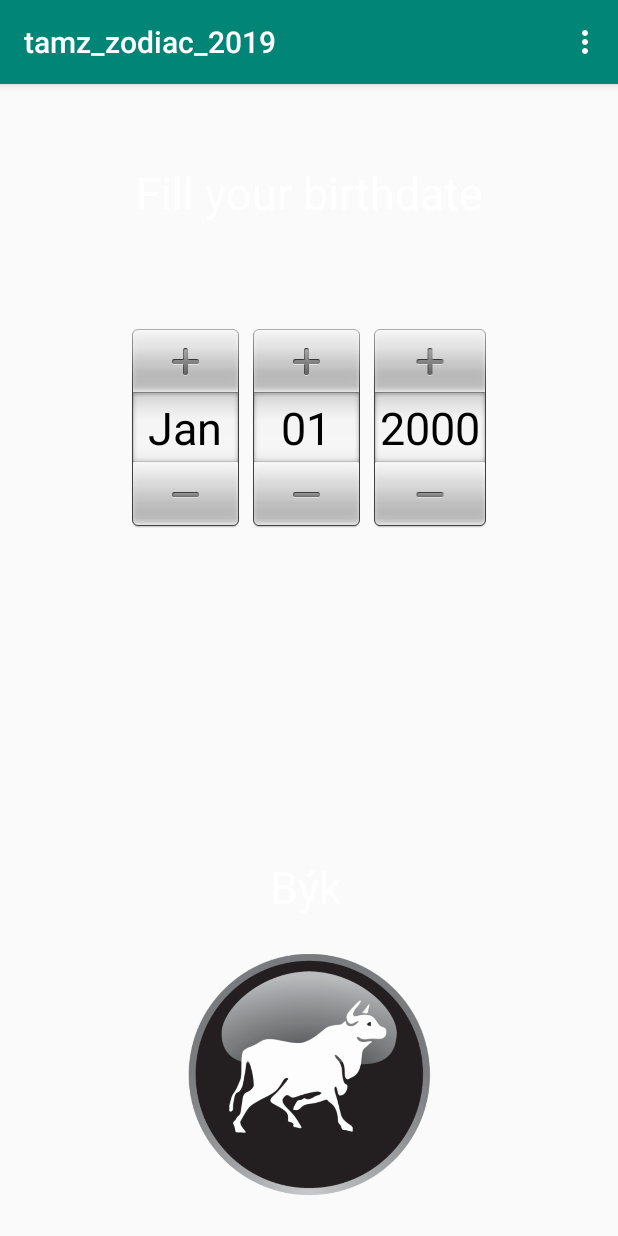
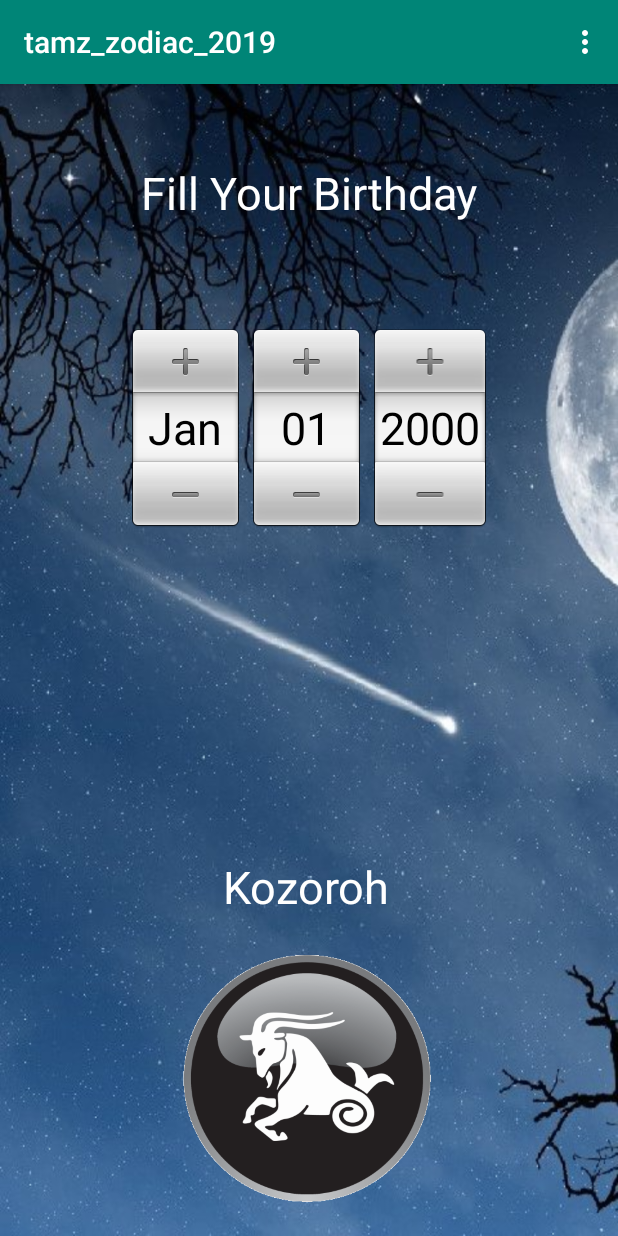
Before and after one commit to rddrdhd/TAMZII_Zodiac, an Android app: the screen it shows after launch (MainActivity), on a phone screen of 412 x 824 dp. Run offline under Robolectric (Android 15) with nearby library versions, the phone set to English and light mode, and no system bars; Roboto replaces fonts that are not available here.

Commit message:
Working as expected

```diff
--- a/app/src/main/java/com/example/tamz_zodiac_2019/MainActivity.java
+++ b/app/src/main/java/com/example/tamz_zodiac_2019/MainActivity.java
@@ -2,7 +2,6 @@ package com.example.tamz_zodiac_2019;
 
 import androidx.annotation.Nullable;
 import androidx.appcompat.app.AppCompatActivity;
-import androidx.core.content.ContextCompat;
 import androidx.core.content.res.ResourcesCompat;
 
 import android.annotation.SuppressLint;
@@ -15,28 +14,22 @@ import android.view.Menu;
 import android.view.MenuItem;
 import android.view.MotionEvent;
 import android.view.View;
-import android.view.ViewGroup;
 import android.widget.DatePicker;
 import android.widget.ImageView;
-import android.widget.RelativeLayout;
 import android.widget.TextView;
 import android.widget.Toast;
 
-// TODO Change background of main activity using startActivityForResult and onActivityResult - pošleme zprávu o změně pozadí
-
-
 public class MainActivity extends AppCompatActivity implements DatePicker.OnDateChangedListener{
 /////////////////// Variables ///////////////////
-    DatePicker myDate;
-    TextView myText;
-    TextView zodiacName;
-    ImageView myImage;
+    DatePicker zodiacDatePicker;
+    TextView zodiacNameView;
+    ImageView zodiacImageView;
+    SharedPreferences.Editor editor;
     int globalYear = 2000;
     int globalMonth = 0;
     int globalDay = 1;
 
-    SharedPreferences.Editor editor;
-    int[] zodiacDays = new int[] {20,20,20,20,21,21,22,22,22,23,22,21};
+    static final int[] zodiacDays = new int[] {20,20,20,20,21,21,22,22,22,23,22,21};
     static final int[] zodiacPics = {
             R.drawable.kozoroh01,
             R.drawable.vodnar02,
@@ -51,8 +44,7 @@ public class MainActivity extends AppCompatActivity implements DatePicker.OnDate
             R.drawable.stir11,
             R.drawable.strelec12
     };
-
-    String[] zodiacNames = {
+    static final String[] zodiacNames = {
             "Kozoroh",
             "Vodnář",
             "Ryby",
@@ -73,81 +65,70 @@ public class MainActivity extends AppCompatActivity implements DatePicker.OnDate
     protected void onCreate(Bundle savedInstanceState) {
         super.onCreate(savedInstanceState);
         setContentView(R.layout.activity_main);
-        //layout = (ViewGroup) view.findViewById(R.id.background);  //put it inside the oncreate of main activity
 
+        zodiacNameView = findViewById(R.id.zodiacName);
+        zodiacImageView = findViewById(R.id.imageView);
+        zodiacDatePicker = findViewById(R.id.myDatePicker);
 
-        myDate = findViewById(R.id.myDatePicker);
-        myDate.init(globalYear, globalMonth, globalDay, this);
+        //get prefs or default 1.1.2000
+        SharedPreferences prefs = getSharedPreferences("zodiacPrefs", MODE_PRIVATE);
+        String textName = prefs.getString("name", "Kozoroh");//"No name defined" is the default value.
+        int pic = prefs.getInt("pic", R.drawable.kozoroh01);
+        int day = prefs.getInt("day", 1);
+        int month = prefs.getInt("month", 0);
+        int year = prefs.getInt("year", 2000);
 
-        myText = findViewById(R.id.textView);
-        myText.setText("Fill your birthdate");
+        zodiacDatePicker.init(year, month, day, this);
+        zodiacImageView.setImageResource(pic);
+        zodiacNameView.setText(textName);
 
-        myImage = findViewById(R.id.imageView);
-
-        myImage.setOnTouchListener(new View.OnTouchListener() {
+        zodiacImageView.setOnTouchListener(new View.OnTouchListener() {
             @Override
             public boolean onTouch(View view, MotionEvent event) { //parametr Event pomocí něhož můžeme odchytávat co se stalo
 
-            if(event.getAction() == MotionEvent.ACTION_DOWN) {
-                // Toast.makeText(getApplicationContext(), "Action down", Toast.LENGTH_LONG).show(); //getAppCont získáme ID aplikace bo tato fce je anonymní
-                myImage.setColorFilter(Color.argb(150,50,255,50));
+            if (event.getAction() == MotionEvent.ACTION_DOWN) {
+                Toast.makeText(getApplicationContext(), "Action down", Toast.LENGTH_SHORT).show(); //getAppCont získáme ID aplikace bo tato fce je anonymní
+                zodiacImageView.setColorFilter(Color.argb(150,50,255,50));
             }
 
-            if(event.getAction() == MotionEvent.ACTION_UP) {
-                myImage.clearColorFilter();
+            if (event.getAction() == MotionEvent.ACTION_UP) {
+                Toast.makeText(getApplicationContext(), "Action up", Toast.LENGTH_SHORT).show();
+                zodiacImageView.clearColorFilter();
 
                 Intent myIntent = new Intent(getApplicationContext(), Main2Activity.class);
                 startActivityForResult(myIntent, 202);
             }
-
             return true; //aby poslouchal dál a neskončil na prvním ifu
             }
         });
 
-        zodiacName = findViewById(R.id.zodiacName);
     }
 
     @Override
-    public void onResume(){
-        super.onResume();
-
-        SharedPreferences prefs = getSharedPreferences("myPrefs", MODE_PRIVATE);
-        int wallNum = prefs.getInt("background", 0);
-
-        Drawable wall = ResourcesCompat.getDrawable(getResources(), wallNum, null);
-
-        View mainBackground = findViewById(R.id.background);
-
-        mainBackground.setBackground(wall);
-
-    }
-    /////////////////// onActivityResult ///////////////////
-    @Override
     public void onActivityResult(int requestCode, int resultCode, @Nullable Intent data) { //Odchytávač pomocí toho request kódu
-
         super.onActivityResult(requestCode, resultCode, data); //do proměnné 'data' přijdou ta data a můžeme je číst
-
         try {
-            String msg = "null";
+            //String msg = "wrong request code";
 
             if (requestCode == 202) {
-                msg = data.getStringExtra("main2");
-
+                //msg = data.getStringExtra("main2");
 
             } else if (requestCode == 420) {
-                 msg = Integer.toString((data.getIntExtra("wall", 0)));
-            } else {
-                msg = "achjo.";
+                //msg = Integer.toString((data.getIntExtra("wall", 0))).concat("... back from act4");
+                int wallNum = (data.getIntExtra("wall", zodiacPics[0]));
+                Drawable wall = ResourcesCompat.getDrawable(getResources(), wallNum, null);
+                View mainBackground = findViewById(R.id.background);
+
+                mainBackground.setBackground(wall);
             }
 
-            Toast.makeText(getApplicationContext(),msg, Toast.LENGTH_LONG).show();
+            //Toast.makeText(getApplicationContext(),msg, Toast.LENGTH_LONG).show();
 
         } catch(Exception e) {
-            zodiacName.setText("");
+            Toast.makeText(getApplicationContext(),"exception try activity result", Toast.LENGTH_LONG).show();
         }
     }
 
-    /////////////////// Options menu ///////////////////
     @Override
     public boolean onCreateOptionsMenu(Menu menu) {
         getMenuInflater().inflate(R.menu.menu_main, menu); //Create menu
@@ -172,7 +153,6 @@ public class MainActivity extends AppCompatActivity implements DatePicker.OnDate
         return super.onOptionsItemSelected(item);
     }
 
-    /////////////////// onDateChanged ///////////////////
     public void onDateChanged(DatePicker view, int year, int monthOfYear, int dayOfMonth){
         globalMonth = monthOfYear;
         globalDay = dayOfMonth;
@@ -180,27 +160,26 @@ public class MainActivity extends AppCompatActivity implements DatePicker.OnDate
 
         if (dayOfMonth <= zodiacDays[monthOfYear]){
 
-            zodiacName.setText(zodiacNames[monthOfYear]);
-            myImage.setImageResource(zodiacPics[monthOfYear]);
+            zodiacNameView.setText(zodiacNames[monthOfYear]);
+            zodiacImageView.setImageResource(zodiacPics[monthOfYear]);
 
         } else {
 
             if (monthOfYear == 11) monthOfYear = -1; //11 = prosinec, 0 = leden
-            myImage.setImageResource(zodiacPics[++monthOfYear]);
-            zodiacName.setText(zodiacNames[monthOfYear]);
+            zodiacImageView.setImageResource(zodiacPics[++monthOfYear]);
+            zodiacNameView.setText(zodiacNames[monthOfYear]);
 
         }
 
-        //Add to shared preferences
-        editor = getSharedPreferences("myPrefs", MODE_PRIVATE).edit();
+        editor = getSharedPreferences("zodiacPrefs", MODE_PRIVATE).edit();
 
         editor.putString("name", zodiacNames[monthOfYear]);
         editor.putInt("pic", zodiacPics[monthOfYear]);
         editor.putInt("day", dayOfMonth);
         editor.putInt("month", monthOfYear);
         editor.putInt("year", year);
+
         editor.apply();
     }
 
-
 }
--- a/app/src/main/res/layout/activity_main.xml
+++ b/app/src/main/res/layout/activity_main.xml
@@ -22,7 +22,7 @@
         android:layout_width="wrap_content"
         android:layout_height="wrap_content"
         android:layout_marginTop="52dp"
-        android:text="Enter Your Birthday"
+        android:text="Fill Your Birthday"
         android:textColor="#FFFFFF"
         android:textSize="30sp"
         app:layout_constraintEnd_toEndOf="parent"
@@ -35,7 +35,6 @@
         android:layout_height="wrap_content"
         android:layout_marginStart="8dp"
         android:layout_marginTop="8dp"
-
         android:layout_marginEnd="8dp"
         android:layout_marginBottom="8dp"
         android:background="#00110E0E"
@@ -74,7 +73,7 @@
         android:layout_marginTop="8dp"
         android:layout_marginEnd="8dp"
         android:layout_marginBottom="8dp"
-        android:src="@drawable/byk05"
+        android:src="@drawable/kozoroh01"
         app:layout_constraintBottom_toBottomOf="parent"
         app:layout_constraintEnd_toEndOf="parent"
         app:layout_constraintStart_toStartOf="parent"
```
Also changed, not shown: app/src/main/java/com/example/tamz_zodiac_2019/Main2Activity.java (+8 -24 lines), app/src/main/java/com/example/tamz_zodiac_2019/Main4Activity.java (+16 -35 lines), app/src/main/res/layout/activity_main2.xml (+7 -17 lines).
